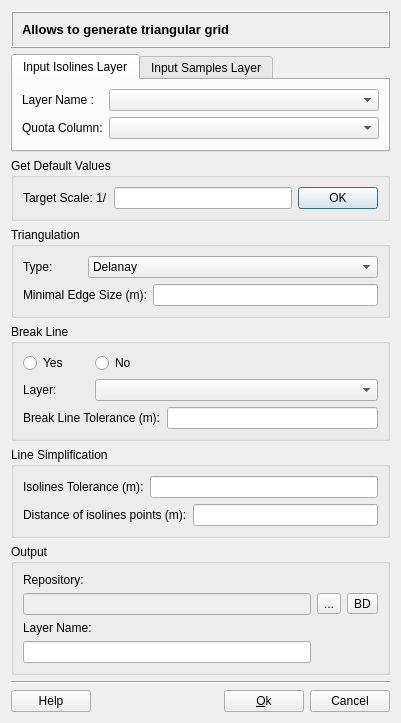
Before: the Qt Designer form src/terralib/mnt/qt/ui/TINGenerationDialogForm.ui in claudiobogossian/terralib5, drawn with Qt 5.
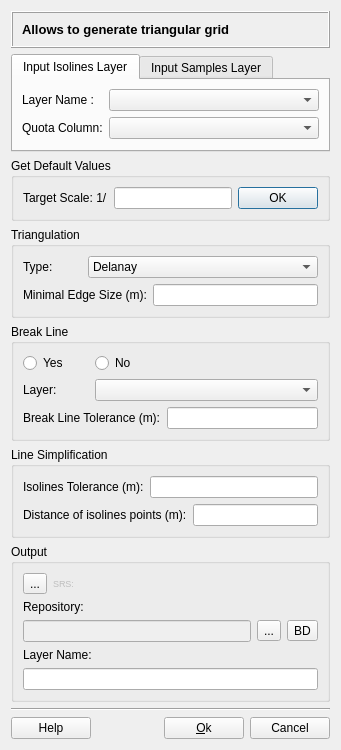
After: the same form once the commit is applied. Custom widgets are drawn as their Qt base class.

Commit message: SRS button

The edit to the form file:
```diff
--- a/src/terralib/mnt/qt/ui/TINGenerationDialogForm.ui
+++ b/src/terralib/mnt/qt/ui/TINGenerationDialogForm.ui
@@ -6,8 +6,8 @@
    <rect>
     <x>0</x>
     <y>0</y>
-    <width>401</width>
-    <height>678</height>
+    <width>341</width>
+    <height>687</height>
    </rect>
   </property>
   <property name="windowTitle">
@@ -16,7 +16,7 @@
   <property name="windowOpacity">
    <double>1.000000000000000</double>
   </property>
-  <layout class="QVBoxLayout" name="verticalLayout">
+  <layout class="QVBoxLayout" name="verticalLayout_2">
    <item>
     <widget class="QFrame" name="frame">
      <property name="frameShape">
@@ -264,45 +264,102 @@
      <property name="title">
       <string>Output</string>
      </property>
-     <layout class="QGridLayout" name="gridLayout_4">
-      <item row="2" column="0">
-       <widget class="QLabel" name="m_layerNameLabel">
-        <property name="text">
-         <string>Layer Name:</string>
-        </property>
-       </widget>
-      </item>
-      <item row="3" column="0">
-       <widget class="QLineEdit" name="m_newLayerNameLineEdit"/>
-      </item>
-      <item row="1" column="1">
-       <widget class="QToolButton" name="m_targetFileToolButton">
-        <property name="minimumSize">
-         <size>
-          <width>0</width>
-          <height>0</height>
-         </size>
-        </property>
+     <layout class="QVBoxLayout" name="verticalLayout">
+      <item>
+       <layout class="QHBoxLayout" name="horizontalLayout_5">
+        <item>
+         <widget class="QToolButton" name="m_srsToolButton">
         <property name="text">
          <string>...</string>
         </property>
        </widget>
       </item>
-      <item row="1" column="0">
-       <widget class="QLineEdit" name="m_repositoryLineEdit">
+        <item>
+         <widget class="QLabel" name="label_17">
         <property name="enabled">
          <bool>false</bool>
         </property>
-       </widget>
-      </item>
-      <item row="0" column="0">
+          <property name="sizePolicy">
+           <sizepolicy hsizetype="Preferred" vsizetype="Fixed">
+            <horstretch>0</horstretch>
+            <verstretch>0</verstretch>
+           </sizepolicy>
+          </property>
+          <property name="maximumSize">
+           <size>
+            <width>16777215</width>
+            <height>16777215</height>
+           </size>
+          </property>
+          <property name="font">
+           <font>
+            <pointsize>7</pointsize>
+           </font>
+          </property>
+          <property name="text">
+           <string>SRS:</string>
+          </property>
+         </widget>
+        </item>
+        <item>
+         <widget class="QLabel" name="m_resSRIDLabel">
+          <property name="enabled">
+           <bool>false</bool>
+          </property>
+          <property name="sizePolicy">
+           <sizepolicy hsizetype="MinimumExpanding" vsizetype="Fixed">
+            <horstretch>0</horstretch>
+            <verstretch>0</verstretch>
+           </sizepolicy>
+          </property>
+          <property name="maximumSize">
+           <size>
+            <width>16777215</width>
+            <height>16777215</height>
+           </size>
+          </property>
+          <property name="font">
+           <font>
+            <pointsize>7</pointsize>
+           </font>
+          </property>
+          <property name="text">
+           <string/>
+          </property>
+         </widget>
+        </item>
+       </layout>
+      </item>
+      <item>
        <widget class="QLabel" name="m_repositoryLabel">
         <property name="text">
          <string>Repository:</string>
         </property>
        </widget>
       </item>
-      <item row="1" column="2">
+      <item>
+       <layout class="QHBoxLayout" name="horizontalLayout_6">
+        <item>
+         <widget class="QLineEdit" name="m_repositoryLineEdit">
+          <property name="enabled">
+           <bool>false</bool>
+          </property>
+         </widget>
+        </item>
+        <item>
+         <widget class="QToolButton" name="m_targetFileToolButton">
+          <property name="minimumSize">
+           <size>
+            <width>0</width>
+            <height>0</height>
+           </size>
+          </property>
+          <property name="text">
+           <string>...</string>
+          </property>
+         </widget>
+        </item>
+        <item>
        <widget class="QToolButton" name="m_targetDatasourceToolButton">
         <property name="minimumSize">
          <size>
@@ -314,6 +371,18 @@
          <string>BD</string>
         </property>
        </widget>
+        </item>
+       </layout>
+      </item>
+      <item>
+       <widget class="QLabel" name="m_layerNameLabel">
+        <property name="text">
+         <string>Layer Name:</string>
+        </property>
+       </widget>
+      </item>
+      <item>
+       <widget class="QLineEdit" name="m_newLayerNameLineEdit"/>
       </item>
      </layout>
     </widget>
```
Lines whose indentation alone changed are shown as unchanged. The commit also changes 2 other files.
